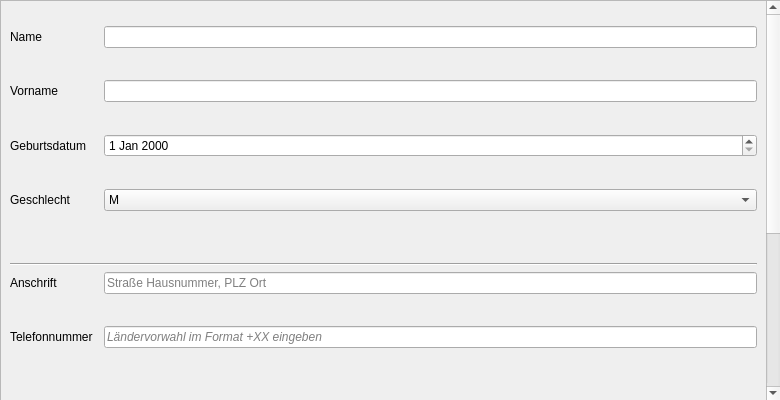
Qt form Patient_Data_Project/datensatz_bearbeiten.ui (Baljet389/Patient_Data) before a commit.
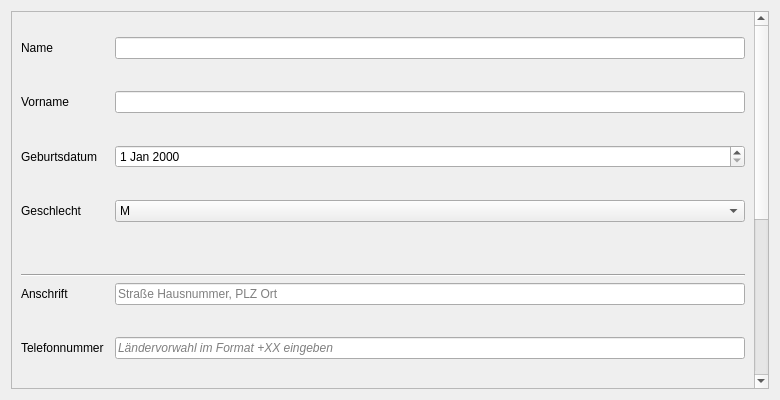
The same form after that commit.

Commit message: Lauffähig, Datensatz bearbeiten und Datensatz anzeigen Fenster skalierbar

```diff
--- a/Patient_Data_Project/datensatz_bearbeiten.ui
+++ b/Patient_Data_Project/datensatz_bearbeiten.ui
@@ -13,15 +13,9 @@
   <property name="windowTitle">
    <string>Datensatz Bearbeiten</string>
   </property>
+  <layout class="QGridLayout" name="gridLayout">
+   <item row="0" column="0">
   <widget class="QScrollArea" name="scrollArea">
-   <property name="geometry">
-    <rect>
-     <x>0</x>
-     <y>0</y>
-     <width>781</width>
-     <height>401</height>
-    </rect>
-   </property>
    <property name="widgetResizable">
     <bool>true</bool>
    </property>
@@ -29,8 +23,8 @@
     <property name="geometry">
      <rect>
       <x>0</x>
-      <y>-311</y>
-      <width>765</width>
+        <y>0</y>
+        <width>746</width>
       <height>710</height>
      </rect>
     </property>
@@ -412,6 +406,8 @@
     </layout>
    </widget>
   </widget>
+   </item>
+  </layout>
  </widget>
  <tabstops>
   <tabstop>Eingabe_Name</tabstop>
```
Lines whose indentation alone changed are shown as unchanged. The commit also changes 1 other file.
